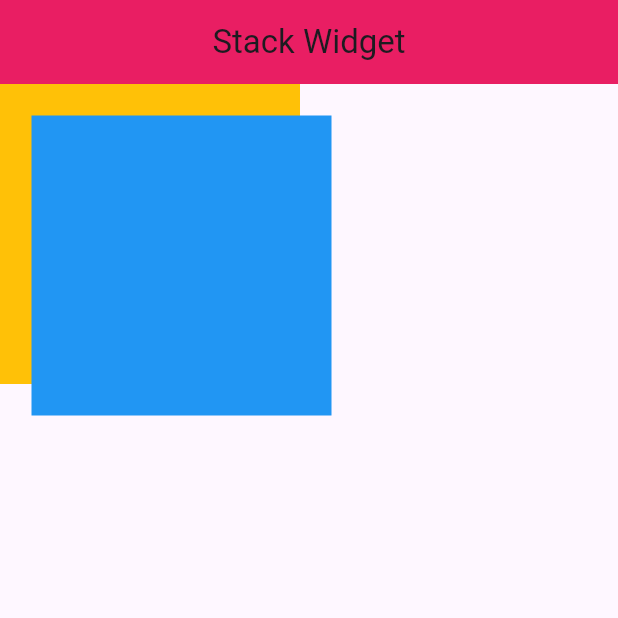
After one commit to swarooprana7/flutter-course, a Flutter app: the screen it shows after launch, on a phone screen of 412 x 824 dp, the top half of it. The commit adds this screen. Run offline on Flutter 3.47's test engine with Material 3 defaults, Android fonts, the phone set to English and light mode, and no system bars.

Commit message:
Adding stack to widget

```diff
--- a/lib/app.dart
+++ b/lib/app.dart
@@ -1,5 +1,6 @@
 import 'package:flutter/material.dart';
 import 'package:flutter_application/custom_widget.dart';
+import 'package:flutter_application/stack_widget.dart';
 
 class MyApp extends StatelessWidget {
   const MyApp({super.key});
@@ -8,7 +9,7 @@ class MyApp extends StatelessWidget {
   Widget build(BuildContext context) {
     return MaterialApp(
       debugShowCheckedModeBanner: false,
-      home: MyWidget(),
+      home: MyStackWidget(),
     );
   }
 }
--- /dev/null
+++ b/lib/stack_widget.dart
@@ -0,0 +1,40 @@
+import 'package:flutter/material.dart';
+
+class MyStackWidget extends StatelessWidget {
+  const MyStackWidget({super.key});
+
+  @override
+  Widget build(BuildContext context) {
+    return Scaffold(
+      appBar: AppBar(
+        centerTitle: true,
+        backgroundColor: Colors.pink,
+        title: const Text("Stack Widget"),
+      ),
+      body: SizedBox(
+        height: 250,
+        width: 250,
+        child: Stack(
+          children: [
+            Container(
+              width: 200,
+              height: 200,
+              color: Colors.amber,
+            ),
+            Positioned(
+              left: 21,
+              top: 21,
+              // right: 21,
+              // bottom: 21,
+              child: Container(
+                width: 200,
+                height: 200,
+                color: Colors.blue,
+              ),
+            )
+          ],
+        ),
+      ),
+    );
+  }
+}
```
